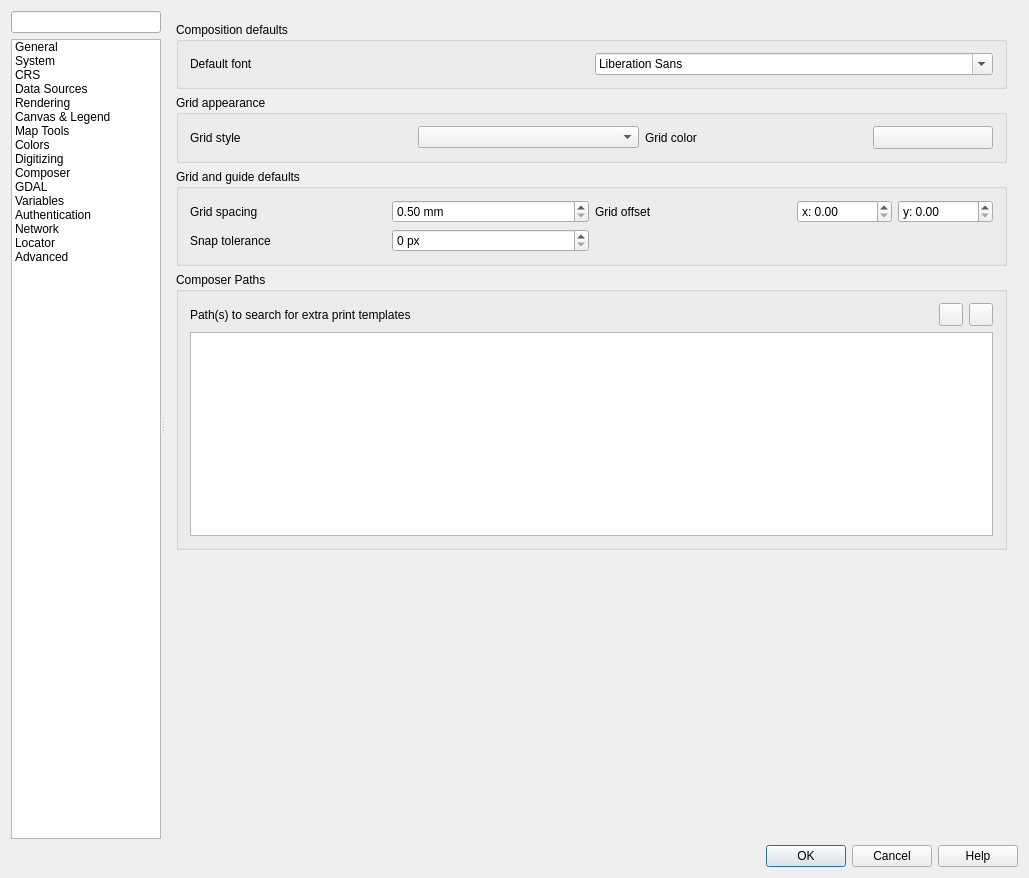
Above: src/ui/qgsoptionsbase.ui from qgis/QGIS before the change. Below: the same form after it.
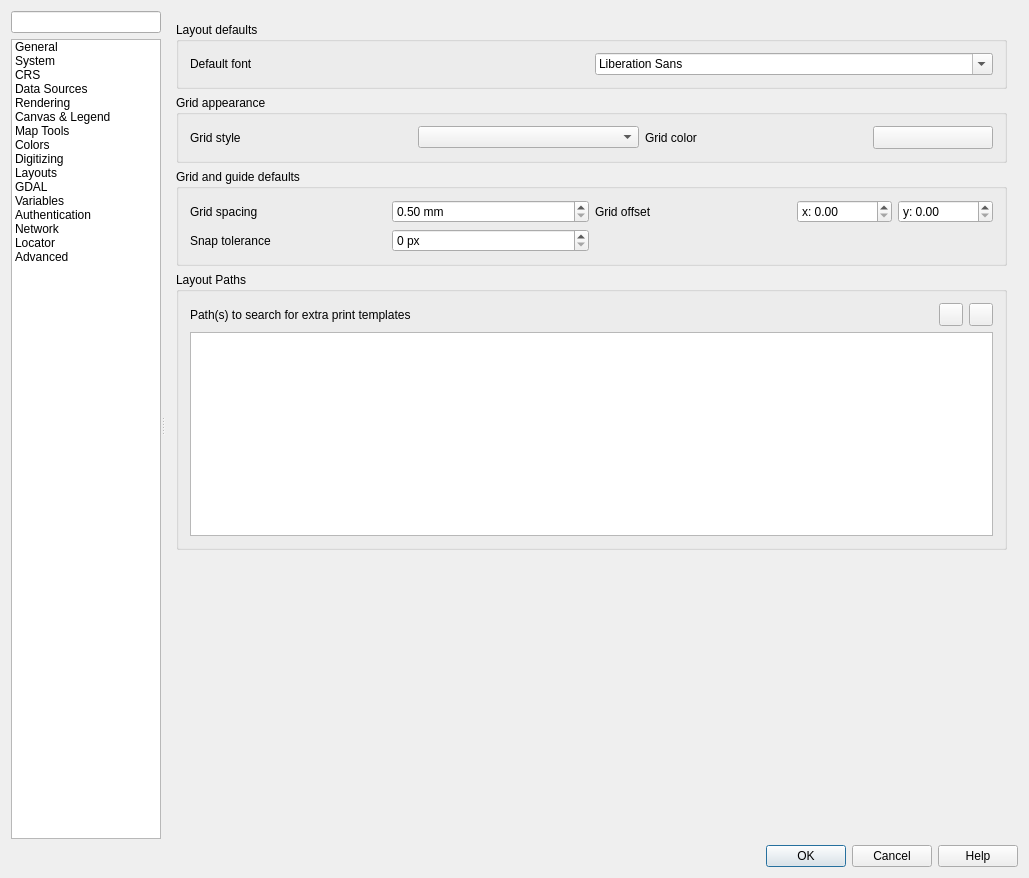
That is the form after the change. The open tabs and pages were chosen to show the change. Icons and pictures are not drawn. Custom widgets are drawn as their Qt base class.

Commit message:
[layout][need-docs] Renamed GUI elements from composer to layouts
Also renamed some .ui variables

```diff
--- a/src/ui/qgsoptionsbase.ui
+++ b/src/ui/qgsoptionsbase.ui
@@ -205,7 +205,7 @@
          </item>
          <item>
           <property name="text">
-           <string>Composer</string>
+           <string>Layouts</string>
           </property>
           <property name="toolTip">
            <string>Composer</string>
@@ -4313,8 +4313,8 @@
                <rect>
                 <x>0</x>
                 <y>0</y>
-                <width>855</width>
-                <height>827</height>
+                <width>866</width>
+                <height>822</height>
                </rect>
               </property>
               <layout class="QVBoxLayout" name="verticalLayout_39">
@@ -4324,7 +4324,7 @@
                   <bool>true</bool>
                  </property>
                  <property name="title">
-                  <string>Composition defaults</string>
+                  <string>Layout defaults</string>
                  </property>
                  <layout class="QGridLayout" name="gridLayout_8">
                   <item row="1" column="0">
@@ -4472,7 +4472,7 @@
                <item>
                 <widget class="QgsCollapsibleGroupBox" name="groupBox_27">
                  <property name="title">
-                  <string>Composer Paths</string>
+                  <string>Layout Paths</string>
                  </property>
                  <layout class="QGridLayout" name="_7">
                   <item row="0" column="0">
```
Left out of the diff: 48 changed lines with no effect on the pictures. The commit also changes 3 other files.
